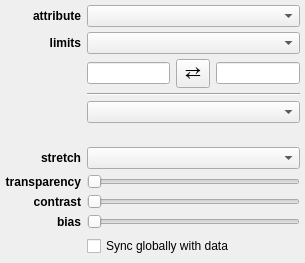
Above: glue/viewers/image/qt/layer_style_editor.ui from glue-viz/glue before the change. Below: the same form after it.
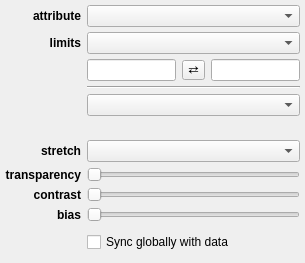
That is the form after the change. Custom widgets are drawn as their Qt base class.

Commit message: Remove explicit font sizes from .ui files

```diff
--- a/glue/viewers/image/qt/layer_style_editor.ui
+++ b/glue/viewers/image/qt/layer_style_editor.ui
@@ -186,11 +186,6 @@
    </item>
    <item row="3" column="2">
     <widget class="QToolButton" name="button_flip_limits">
-     <property name="font">
-      <font>
-       <pointsize>14</pointsize>
-      </font>
-     </property>
      <property name="styleSheet">
       <string notr="true">padding: 0px</string>
      </property>
```
The commit also changes 3 other files.
